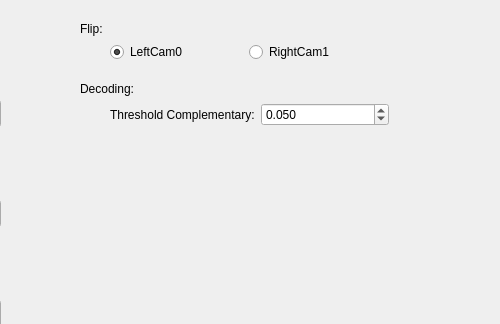
The window that src/SLPreferenceDialog.ui (immermachen/slstudio) describes before a commit, drawn with Qt 5; both pictures show x 340 to 840 and y 0 to 324 of the 840 by 694 pixel window.
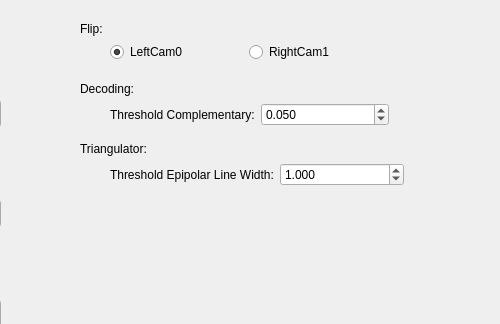
The same window after the commit.

Commit message: add config about epipolar line width.

The edit to the form file:
```diff
--- a/src/SLPreferenceDialog.ui
+++ b/src/SLPreferenceDialog.ui
@@ -475,6 +475,57 @@
     <string>Decoding:</string>
    </property>
   </widget>
+  <widget class="QWidget" name="layoutWidget_6">
+   <property name="geometry">
+    <rect>
+     <x>450</x>
+     <y>160</y>
+     <width>294</width>
+     <height>29</height>
+    </rect>
+   </property>
+   <layout class="QHBoxLayout" name="aquisitionLayout_4">
+    <item>
+     <widget class="QLabel" name="shutterLabel_3">
+      <property name="enabled">
+       <bool>true</bool>
+      </property>
+      <property name="text">
+       <string>Threshold Epipolar Line Width:</string>
+      </property>
+     </widget>
+    </item>
+    <item>
+     <widget class="QDoubleSpinBox" name="Threshold_Epipolarline">
+      <property name="decimals">
+       <number>3</number>
+      </property>
+      <property name="maximum">
+       <double>10.000000000000000</double>
+      </property>
+      <property name="singleStep">
+       <double>0.500000000000000</double>
+      </property>
+      <property name="value">
+       <double>1.000000000000000</double>
+      </property>
+     </widget>
+    </item>
+   </layout>
+  </widget>
+  <widget class="QLabel" name="aquisitionLabel_3">
+   <property name="geometry">
+    <rect>
+     <x>420</x>
+     <y>140</y>
+     <width>91</width>
+     <height>17</height>
+    </rect>
+   </property>
+   <property name="text">
+    <string>Triangulator:</string>
+   </property>
+  </widget>
   <zorder>layoutWidget</zorder>
   <zorder>layoutWidget</zorder>
   <zorder>layoutWidget</zorder>
```
Left out of the diff: 2 changed lines with no effect on the pictures. The commit also changes 2 other files.
